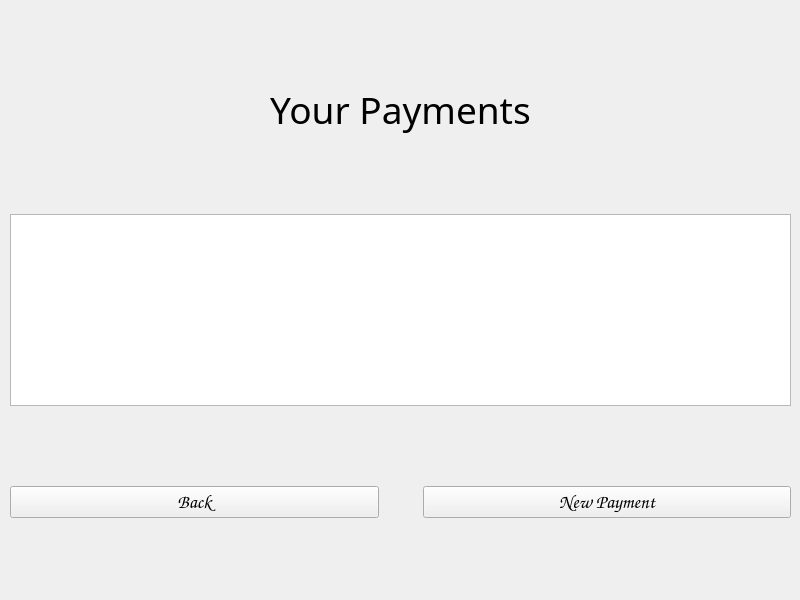
First picture: the form in frontend/menus/PaymentsMenu/paymentsmenu.ui, repository grytsiuko/QuadroBank, before the edit.
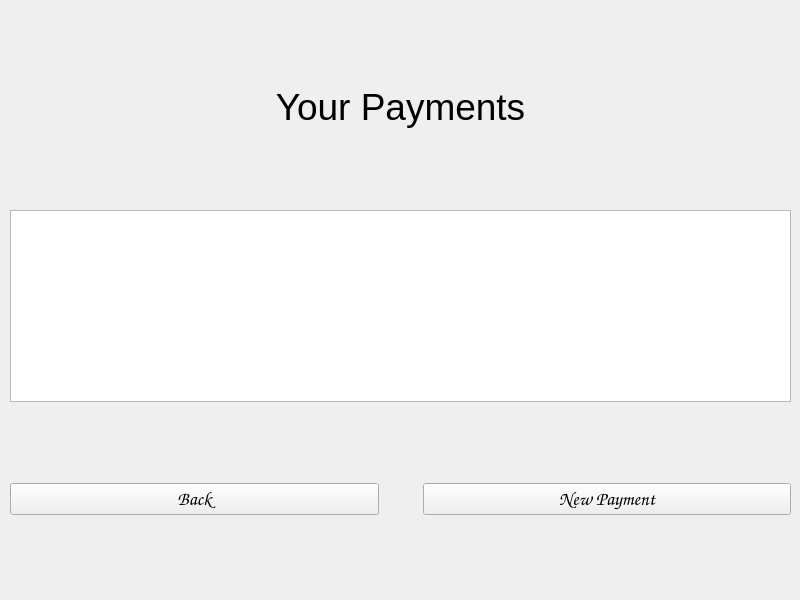
Second picture: the form after the edit.

Patch:
```diff
--- a/frontend/menus/PaymentsMenu/paymentsmenu.ui
+++ b/frontend/menus/PaymentsMenu/paymentsmenu.ui
@@ -46,7 +46,7 @@
      <widget class="QLabel" name="PaymentsLabel">
       <property name="font">
        <font>
-        <family>Playbill</family>
+        <family>Arial</family>
         <pointsize>28</pointsize>
        </font>
       </property>
```
